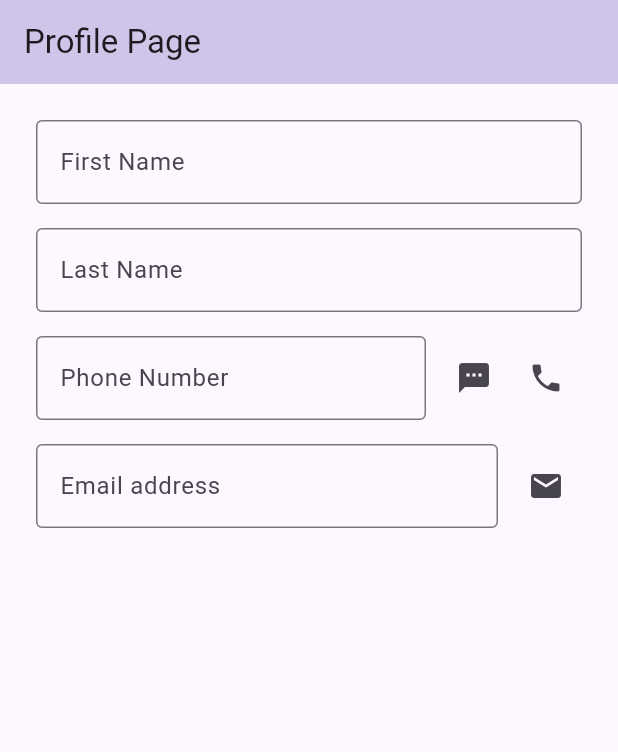
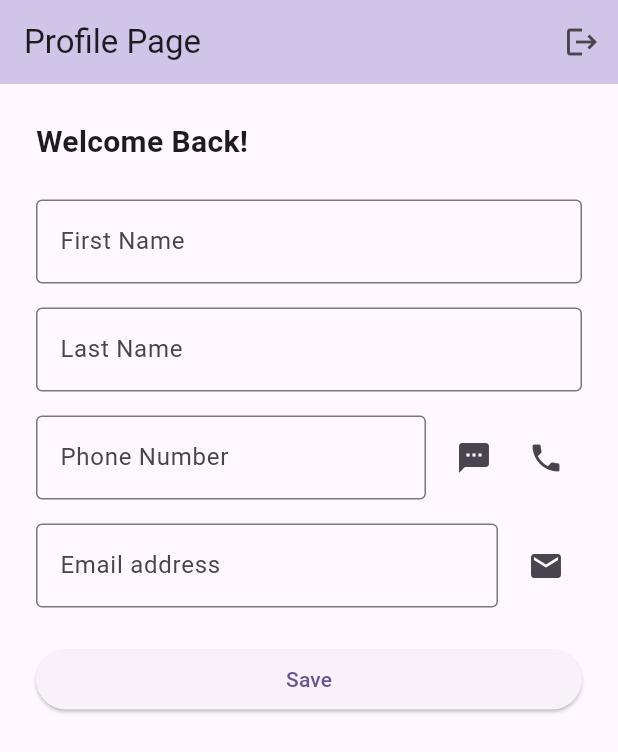
Before and after one commit to r3ssler/my_CST2335_labs, a Flutter app: the ProfilePage screen opened directly with empty values, after a tap on the "sms" icon, after a tap on the "mail" icon, on a phone screen of 412 x 824 dp. Shown: the top 752 px of the screen. Run offline on Flutter 3.47's test engine with Material 3 defaults, Android fonts, the phone set to English and light mode, and no system bars; our stand-ins replace flutter_secure_storage; accounts and stored records are empty.

Commit message:
Lab05 Completed - Done

```diff
--- a/lib/main.dart
+++ b/lib/main.dart
@@ -2,10 +2,12 @@ import 'package:flutter/material.dart';
 import 'package:flutter_secure_storage/flutter_secure_storage.dart';
 import 'package:url_launcher/url_launcher.dart';
 
-// Secure storage instance
-final _storage = FlutterSecureStorage();
+// Use encrypted shared preferences for Android
+AndroidOptions _getAndroidOptions() => const AndroidOptions(
+  encryptedSharedPreferences: true,
+);
+final _storage = FlutterSecureStorage(aOptions: _getAndroidOptions());
 
-// Repository for profile data with per-username keys
 class ProfileRepository {
   Future<void> saveProfile({
     required String username,
@@ -115,7 +117,6 @@ class _MyHomePageState extends State<MyHomePage> {
         actions: [
           TextButton(
             onPressed: () async {
-              // Only delete login info keys, not all storage!
               await _storage.delete(key: 'username');
               await _storage.delete(key: 'password');
               await _storage.delete(key: 'imagePath');
@@ -247,9 +248,25 @@ class _ProfilePageState extends State<ProfilePage> {
       phoneNumber: _phoneController.text,
       emailAddress: _emailController.text,
     );
+    if (mounted) {
+      ScaffoldMessenger.of(context).showSnackBar(
+        const SnackBar(content: Text('Profile saved!')),
+      );
+    }
   }
 
-  Future<void> _launchUrl(Uri uri) async {
+  Future<void> _signOut() async {
+    // Do NOT delete login info keys here, so login info is preserved
+    if (mounted) {
+      Navigator.pushAndRemoveUntil(
+        context,
+        MaterialPageRoute(builder: (context) => const MyHomePage(title: 'Lab 05 - Login Image')),
+            (route) => false,
+      );
+    }
+  }
+
+  Future<void> _launchUrlWithDialog(Uri uri) async {
     if (await canLaunchUrl(uri)) {
       await launchUrl(uri);
     } else {
@@ -257,8 +274,8 @@ class _ProfilePageState extends State<ProfilePage> {
         showDialog(
           context: context,
           builder: (context) => AlertDialog(
-            title: const Text('Error'),
-            content: Text('Could not launch ${uri.toString()}'),
+            title: const Text('Unsupported URL'),
+            content: Text('The URL ${uri.toString()} is not supported on this device.'),
             actions: [
               TextButton(
                 onPressed: () => Navigator.pop(context),
@@ -286,18 +303,29 @@ class _ProfilePageState extends State<ProfilePage> {
       appBar: AppBar(
         title: const Text('Profile Page'),
         backgroundColor: Colors.deepPurple[100],
+        actions: [
+          IconButton(
+            icon: const Icon(Icons.logout),
+            tooltip: 'Sign Out',
+            onPressed: _signOut,
+          ),
+        ],
       ),
       body: Padding(
         padding: const EdgeInsets.all(24.0),
         child: ListView(
           children: [
+            Text(
+              'Welcome Back! ${widget.username}',
+              style: const TextStyle(fontSize: 20, fontWeight: FontWeight.bold),
+            ),
+            const SizedBox(height: 24),
             TextField(
               controller: _firstNameController,
               decoration: const InputDecoration(
                 labelText: 'First Name',
                 border: OutlineInputBorder(),
               ),
-              onChanged: (_) => _saveProfile(),
             ),
             const SizedBox(height: 16),
             TextField(
@@ -306,7 +334,6 @@ class _ProfilePageState extends State<ProfilePage> {
                 labelText: 'Last Name',
                 border: OutlineInputBorder(),
               ),
-              onChanged: (_) => _saveProfile(),
             ),
             const SizedBox(height: 16),
             Row(
@@ -319,7 +346,6 @@ class _ProfilePageState extends State<ProfilePage> {
                       border: OutlineInputBorder(),
                     ),
                     keyboardType: TextInputType.phone,
-                    onChanged: (_) => _saveProfile(),
                   ),
                 ),
                 const SizedBox(width: 8),
@@ -329,7 +355,7 @@ class _ProfilePageState extends State<ProfilePage> {
                   onPressed: () {
                     final phone = _phoneController.text;
                     if (phone.isNotEmpty) {
-                      _launchUrl(Uri(scheme: 'sms', path: phone));
+                      _launchUrlWithDialog(Uri(scheme: 'sms', path: phone));
                     }
                   },
                 ),
@@ -339,7 +365,7 @@ class _ProfilePageState extends State<ProfilePage> {
                   onPressed: () {
                     final phone = _phoneController.text;
                     if (phone.isNotEmpty) {
-                      _launchUrl(Uri(scheme: 'tel', path: phone));
+                      _launchUrlWithDialog(Uri(scheme: 'tel', path: phone));
                     }
                   },
                 ),
@@ -356,7 +382,6 @@ class _ProfilePageState extends State<ProfilePage> {
                       border: OutlineInputBorder(),
                     ),
                     keyboardType: TextInputType.emailAddress,
-                    onChanged: (_) => _saveProfile(),
                   ),
                 ),
                 const SizedBox(width: 8),
@@ -366,14 +391,16 @@ class _ProfilePageState extends State<ProfilePage> {
                   onPressed: () {
                     final email = _emailController.text;
                     if (email.isNotEmpty) {
-                      _launchUrl(Uri(
-                        scheme: 'mailto',
-                        path: email,
-                      ));
+                      _launchUrlWithDialog(Uri(scheme: 'mailto', path: email));
                     }
                   },
                 ),
               ],
+            ),
+            const SizedBox(height: 24),
+            ElevatedButton(
+              onPressed: _saveProfile,
+              child: const Text('Save'),
             ),
           ],
         ),
```
